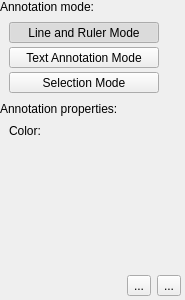
Old version of the form GUI/Qt/Components/AnnotationToolPanel.ui in the repository pyushkevich/itksnap.
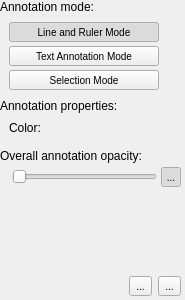
New version of the form. Icons and pictures are not drawn. Custom widgets are drawn as their Qt base class.

Commit message: Added opacity to annotations and made them show up on all modes

The edit to the form file:
```diff
--- a/GUI/Qt/Components/AnnotationToolPanel.ui
+++ b/GUI/Qt/Components/AnnotationToolPanel.ui
@@ -13,6 +13,16 @@
   <property name="windowTitle">
    <string>Form</string>
   </property>
+  <property name="styleSheet">
+   <string notr="true">QLabel {
+  font-size: 12px;
+}
+
+QToolButton {
+  font-size: 10px;
+}
+</string>
+  </property>
   <layout class="QVBoxLayout" name="verticalLayout">
    <property name="spacing">
     <number>4</number>
@@ -216,6 +226,110 @@
      </layout>
     </widget>
    </item>
+   <item>
+    <spacer name="verticalSpacer_3">
+     <property name="orientation">
+      <enum>Qt::Vertical</enum>
+     </property>
+     <property name="sizeType">
+      <enum>QSizePolicy::Fixed</enum>
+     </property>
+     <property name="sizeHint" stdset="0">
+      <size>
+       <width>20</width>
+       <height>10</height>
+      </size>
+     </property>
+    </spacer>
+   </item>
+   <item>
+    <widget class="QLabel" name="label_4">
+     <property name="text">
+      <string>Overall annotation opacity:</string>
+     </property>
+    </widget>
+   </item>
+   <item>
+    <widget class="QWidget" name="grpMode_3" native="true">
+     <property name="styleSheet">
+      <string notr="true">QLabel {
+font-size:12px;
+}</string>
+     </property>
+     <layout class="QHBoxLayout" name="horizontalLayout_2">
+      <property name="spacing">
+       <number>4</number>
+      </property>
+      <property name="leftMargin">
+       <number>12</number>
+      </property>
+      <property name="topMargin">
+       <number>0</number>
+      </property>
+      <property name="rightMargin">
+       <number>4</number>
+      </property>
+      <property name="bottomMargin">
+       <number>0</number>
+      </property>
+      <item>
+       <widget class="QDoubleSlider" name="inOpacity">
+        <property name="toolTip">
+         <string>&lt;html&gt;&lt;head/&gt;&lt;body&gt;&lt;p&gt;Adjust the opacity of all annotations&lt;/p&gt;&lt;/body&gt;&lt;/html&gt;</string>
+        </property>
+        <property name="maximum">
+         <number>100</number>
+        </property>
+        <property name="orientation">
+         <enum>Qt::Horizontal</enum>
+        </property>
+        <property name="tickPosition">
+         <enum>QSlider::NoTicks</enum>
+        </property>
+        <property name="tickInterval">
+         <number>25</number>
+        </property>
+       </widget>
+      </item>
+      <item>
+       <widget class="QToolButton" name="btnVisible">
+        <property name="maximumSize">
+         <size>
+          <width>20</width>
+          <height>20</height>
+         </size>
+        </property>
+        <property name="toolTip">
+         <string>Toggle the visibility of all annotations</string>
+        </property>
+        <property name="text">
+         <string>...</string>
+        </property>
+        <property name="icon">
+         <iconset>
+          <normaloff>:/root/icons8_invisible_12.png</normaloff>
+          <normalon>:/root/icons8_visible_12.png</normalon>:/root/icons8_invisible_12.png</iconset>
+        </property>
+        <property name="iconSize">
+         <size>
+          <width>12</width>
+          <height>12</height>
+         </size>
+        </property>
+        <property name="checkable">
+         <bool>true</bool>
+        </property>
+        <property name="checked">
+         <bool>true</bool>
+        </property>
+        <property name="autoRaise">
+         <bool>true</bool>
+        </property>
+       </widget>
+      </item>
+     </layout>
+    </widget>
+   </item>
    <item>
     <spacer name="verticalSpacer_2">
      <property name="orientation">
@@ -294,6 +408,11 @@
   </layout>
  </widget>
  <customwidgets>
+  <customwidget>
+   <class>QDoubleSlider</class>
+   <extends>QSlider</extends>
+   <header>QDoubleSlider.h</header>
+  </customwidget>
   <customwidget>
    <class>QColorButtonWidget</class>
    <extends>QWidget</extends>
```
Left out of the diff: 14 changed lines with no effect on the pictures. The commit also changes 11 other files.
